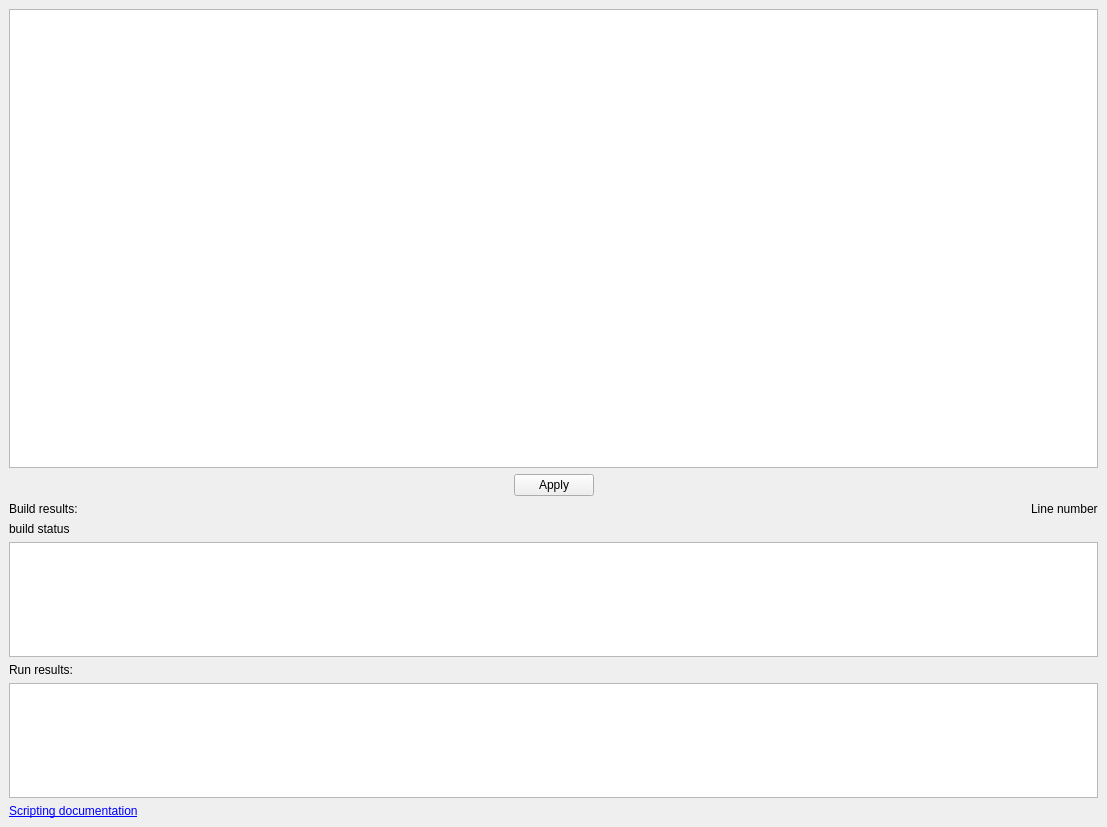
Old version of the form gui_client/ShaderEditorDialog.ui in the repository shipilovden/substrata-metasiberia.
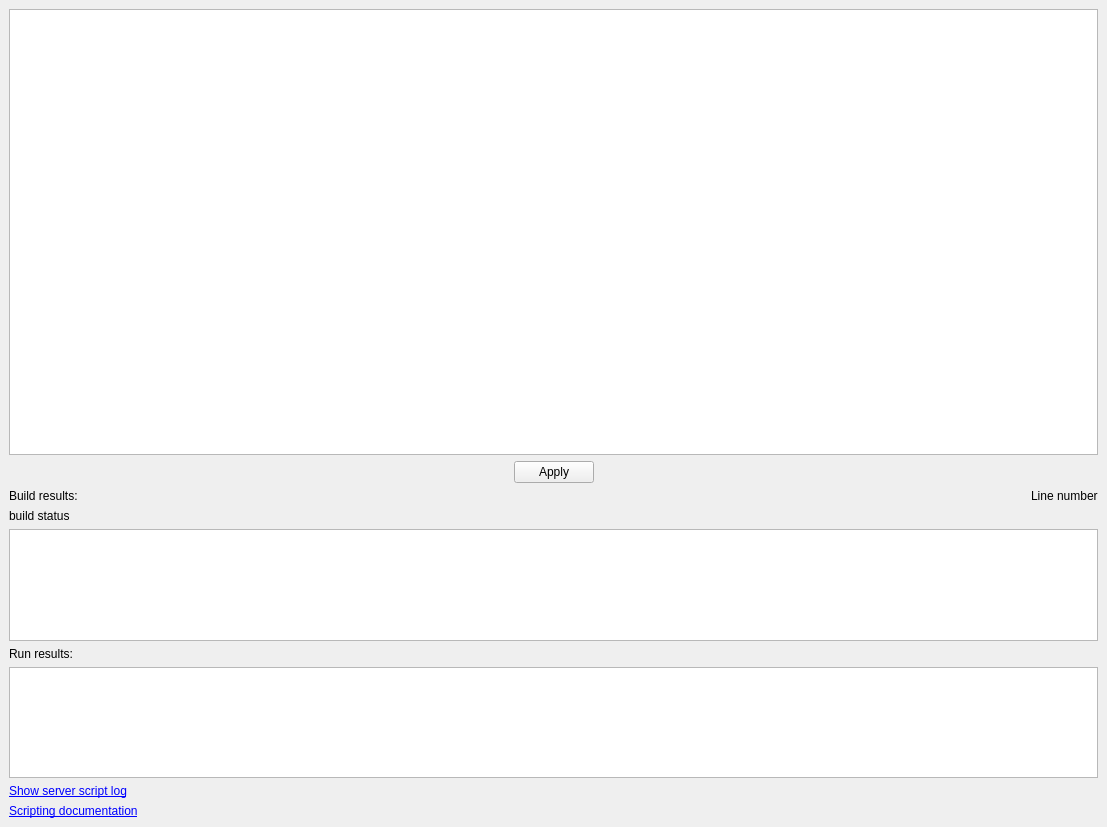
New version of the form. Custom widgets are drawn as their Qt base class.

Commit message: Added 'Show server script log' link to shader editor.

```diff
--- a/gui_client/ShaderEditorDialog.ui
+++ b/gui_client/ShaderEditorDialog.ui
@@ -188,6 +188,13 @@
       </property>
      </widget>
     </item>
+    <item>
+     <widget class="QLabel" name="openServerScriptLogLabel">
+      <property name="text">
+       <string>&lt;a href=&quot;https://substrata.info/script_log&quot;&gt;Show server script log&lt;/a&gt;</string>
+      </property>
+     </widget>
+    </item>
     <item>
      <widget class="QLabel" name="label_2">
       <property name="text">
```
The commit also changes 6 other files.
